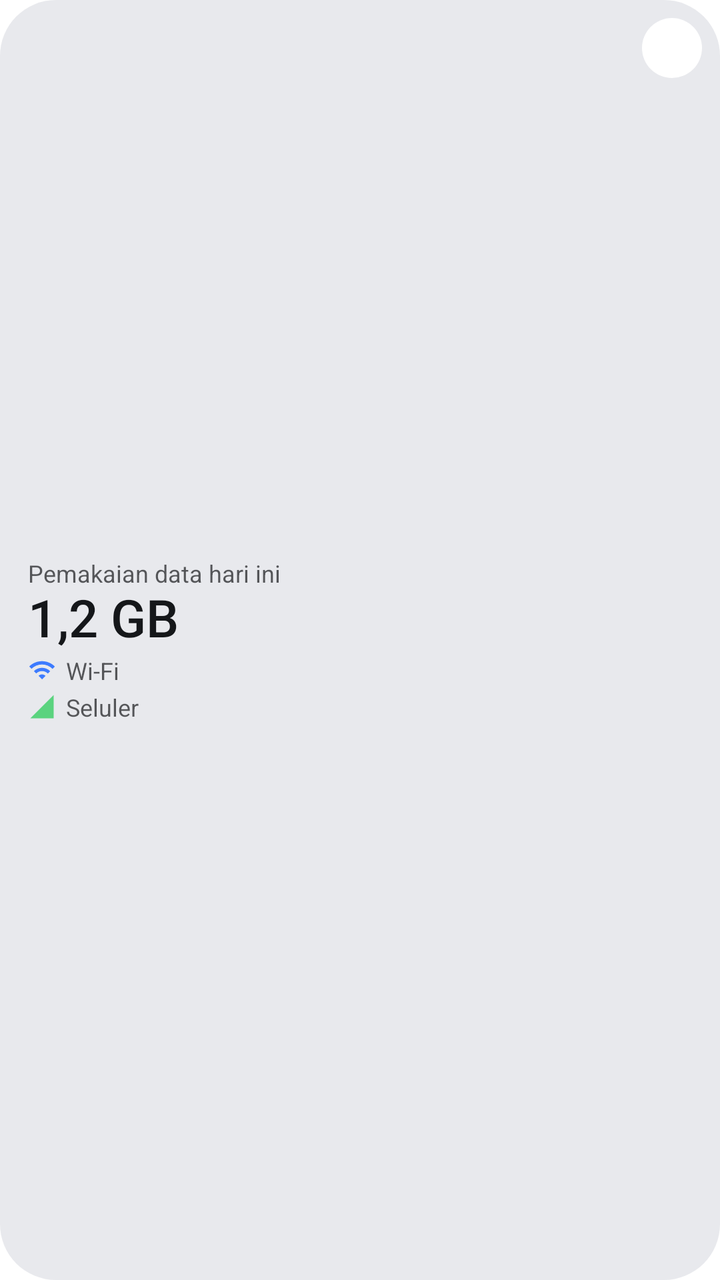
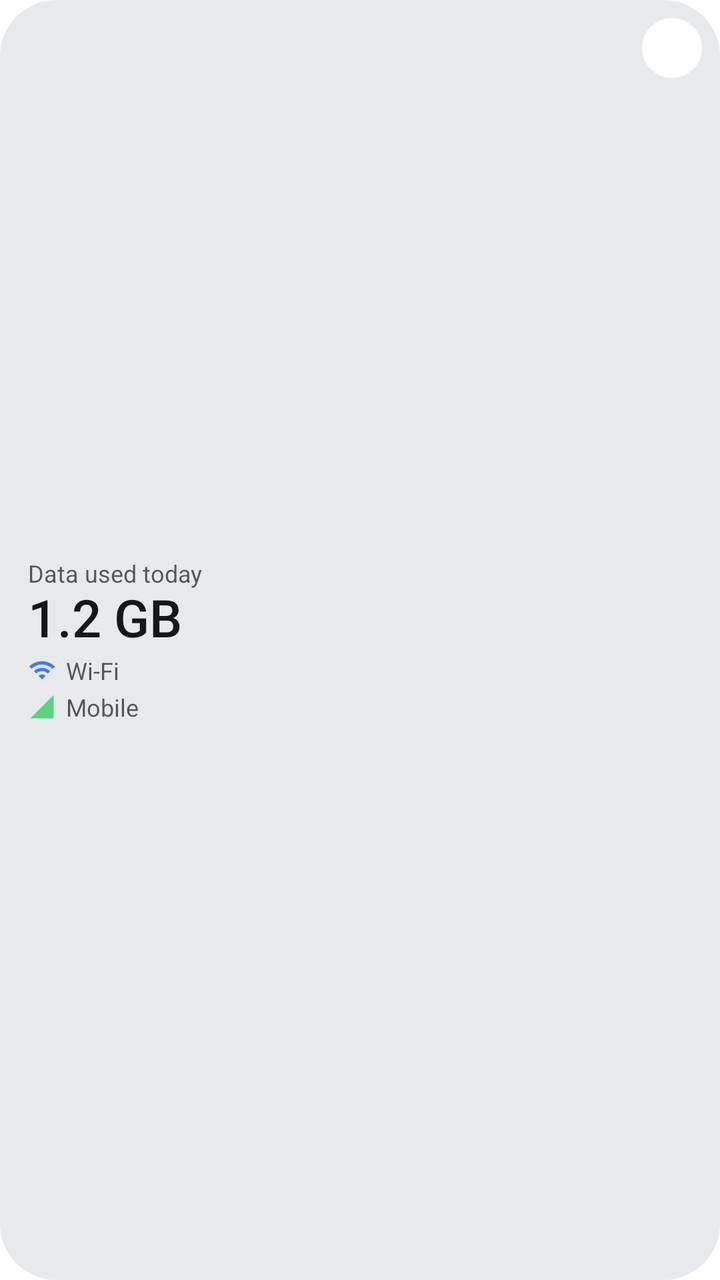

Compare the two renders of this Android layout. The source of the first and the diff that turns it into the second are given below.
<!-- AndroidManifest.xml: application theme Theme.App -->
<!-- res/layout/widget_compact.xml -->
<?xml version="1.0" encoding="utf-8"?>
<FrameLayout xmlns:android="http://schemas.android.com/apk/res/android"
    android:id="@+id/widget_root"
    android:layout_width="match_parent"
    android:layout_height="match_parent">

    <ImageView
        android:id="@+id/bg"
        android:layout_width="match_parent"
        android:layout_height="match_parent"
        android:importantForAccessibility="no"
        android:scaleType="fitXY"
        android:src="@drawable/widget_preview_bg" />
    <LinearLayout
        android:layout_width="match_parent"
        android:layout_height="match_parent"
        android:gravity="center_vertical"
        android:orientation="vertical"
        android:paddingStart="14dp"
        android:paddingTop="10dp"
        android:paddingEnd="14dp"
        android:paddingBottom="10dp">
            <TextView
                android:id="@+id/title"
                android:layout_width="match_parent"
                android:layout_height="wrap_content"
                android:layout_marginEnd="26dp"
                android:ellipsize="end"
                android:maxLines="1"
                android:text="@string/widget_sample_title"
                android:textColor="#B315171A"
                android:textSize="12sp" />
            <TextView
                android:id="@+id/total"
                android:layout_width="wrap_content"
                android:layout_height="wrap_content"
                android:fontFamily="sans-serif-medium"
                android:includeFontPadding="false"
                android:maxLines="1"
                android:text="@string/widget_sample_total"
                android:textColor="#15171A"
                android:textSize="26sp" />
            <ImageView
                android:id="@+id/bar"
                android:layout_width="match_parent"
                android:layout_height="wrap_content"
                android:layout_marginTop="8dp"
                android:layout_marginBottom="4dp"
                android:importantForAccessibility="no"
                android:visibility="gone" />
            <LinearLayout
                android:id="@+id/wifi_row"
                android:layout_width="match_parent"
                android:layout_height="wrap_content"
                android:layout_marginTop="2dp"
                android:gravity="center_vertical"
                android:orientation="horizontal">
                <ImageView
                    android:id="@+id/wifi_icon"
                    android:layout_width="14dp"
                    android:layout_height="14dp"
                    android:importantForAccessibility="no"
                    android:tint="#3D7BFF"
                    android:src="@drawable/ic_wifi" />
                <TextView
                    android:id="@+id/wifi_label"
                    android:layout_width="0dp"
                    android:layout_height="wrap_content"
                    android:layout_marginStart="5dp"
                    android:layout_weight="1"
                    android:ellipsize="end"
                    android:maxLines="1"
                    android:text="Wi-Fi"
                    android:textColor="#B315171A"
                    android:textSize="12sp" />
                <TextView
                    android:id="@+id/wifi_val"
                    android:layout_width="wrap_content"
                    android:layout_height="wrap_content"
                    android:layout_marginStart="6dp"
                    android:fontFamily="sans-serif-medium"
                    android:maxLines="1"
                    android:textColor="#15171A"
                    android:textSize="12sp" />
            </LinearLayout>            <LinearLayout
                android:id="@+id/cell_row"
                android:layout_width="match_parent"
                android:layout_height="wrap_content"
                android:layout_marginTop="2dp"
                android:gravity="center_vertical"
                android:orientation="horizontal">
                <ImageView
                    android:id="@+id/cell_icon"
                    android:layout_width="14dp"
                    android:layout_height="14dp"
                    android:importantForAccessibility="no"
                    android:tint="#5BD37F"
                    android:src="@drawable/ic_cell" />
                <TextView
                    android:id="@+id/cell_label"
                    android:layout_width="0dp"
                    android:layout_height="wrap_content"
                    android:layout_marginStart="5dp"
                    android:layout_weight="1"
                    android:ellipsize="end"
                    android:maxLines="1"
                    android:text="Seluler"
                    android:textColor="#B315171A"
                    android:textSize="12sp" />
                <TextView
                    android:id="@+id/cell_val"
                    android:layout_width="wrap_content"
                    android:layout_height="wrap_content"
                    android:layout_marginStart="6dp"
                    android:fontFamily="sans-serif-medium"
                    android:maxLines="1"
                    android:textColor="#15171A"
                    android:textSize="12sp" />
            </LinearLayout>    </LinearLayout>

    <FrameLayout
        android:id="@+id/refresh"
        android:layout_width="44dp"
        android:layout_height="44dp"
        android:layout_gravity="top|end"
        android:layout_margin="2dp"
        android:contentDescription="@string/refresh">
        <ImageView
            android:id="@+id/refresh_bg"
            android:layout_width="30dp"
            android:layout_height="30dp"
            android:layout_gravity="center"
            android:importantForAccessibility="no"
            android:src="@drawable/widget_circle" />
        <ImageView
            android:id="@+id/refresh_icon"
            android:layout_width="30dp"
            android:layout_height="30dp"
            android:layout_gravity="center"
            android:importantForAccessibility="no"
            android:padding="7dp"
            android:src="@drawable/ic_refresh" />
        <ProgressBar
            android:id="@+id/refresh_progress"
            style="?android:attr/progressBarStyleSmall"
            android:layout_width="18dp"
            android:layout_height="18dp"
            android:layout_gravity="center"
            android:indeterminate="true"
            android:visibility="gone" />
    </FrameLayout>
</FrameLayout>
<!-- resources referenced by this layout -->
<resources>
  <!-- drawable ic_cell (drawable) -->
  <vector xmlns:android="http://schemas.android.com/apk/res/android" android:width="24dp" android:height="24dp" android:viewportWidth="24" android:viewportHeight="24">
      <path android:fillColor="#FFFFFFFF" android:pathData="M2,22h20V2z" />
  </vector>
  <!-- drawable ic_refresh (drawable) -->
  <vector xmlns:android="http://schemas.android.com/apk/res/android" android:width="24dp" android:height="24dp" android:viewportWidth="24" android:viewportHeight="24">
      <path android:fillColor="#FFFFFFFF" android:pathData="M17.65,6.35C16.2,4.9 14.21,4 12,4c-4.42,0 -7.99,3.58 -7.99,8s3.57,8 7.99,8c3.73,0 6.84,-2.55 7.73,-6h-2.08c-0.82,2.33 -3.04,4 -5.65,4 -3.31,0 -6,-2.69 -6,-6s2.69,-6 6,-6c1.66,0 3.14,0.69 4.22,1.78L13,11h7V4l-2.35,2.35z" />
  </vector>
  <!-- drawable ic_wifi (drawable) -->
  <vector xmlns:android="http://schemas.android.com/apk/res/android" android:width="24dp" android:height="24dp" android:viewportWidth="24" android:viewportHeight="24">
      <path android:fillColor="#FFFFFFFF" android:pathData="M1,9l2,2c4.97,-4.97 13.03,-4.97 18,0l2,-2C16.93,2.93 7.08,2.93 1,9zM9,17l3,3 3,-3c-1.65,-1.66 -4.34,-1.66 -6,0zM5,13l2,2c2.76,-2.76 7.24,-2.76 10,0l2,-2C15.14,9.14 8.87,9.14 5,13z" />
  </vector>
  <!-- drawable widget_circle (drawable) -->
  <?xml version="1.0" encoding="utf-8"?>
  <shape xmlns:android="http://schemas.android.com/apk/res/android" android:shape="oval">
      <solid android:color="#FFFFFF" />
  </shape>
  <!-- drawable widget_preview_bg (drawable) -->
  <?xml version="1.0" encoding="utf-8"?>
  <shape xmlns:android="http://schemas.android.com/apk/res/android" android:shape="rectangle">
      <solid android:color="#D9E4E5EA" />
      <corners android:radius="28dp" />
  </shape>
  <string name="refresh">Perbarui</string>
  <string name="widget_sample_title">Pemakaian data hari ini</string>
  <string name="widget_sample_total">1,2 GB</string>
  <style name="Theme.App" parent="android:Theme.Material.Light.NoActionBar">
          <item name="android:windowBackground">@android:color/transparent</item>
          <item name="android:statusBarColor">@android:color/transparent</item>
          <item name="android:navigationBarColor">@android:color/transparent</item>
      </style>
</resources>

<!-- the commit's change to res/layout/widget_compact.xml (unified diff, before → after) -->
@@ -104,7 +104,7 @@
                     android:layout_weight="1"
                     android:ellipsize="end"
                     android:maxLines="1"
-                    android:text="Seluler"
+                    android:text="@string/mobile"
                     android:textColor="#B315171A"
                     android:textSize="12sp" />
                 <TextView
<!-- resource entries referenced after the edit -->
@@ -23,9 +23,10 @@
       <solid android:color="#D9E4E5EA" />
       <corners android:radius="28dp" />
   </shape>
-  <string name="refresh">Perbarui</string>
-  <string name="widget_sample_title">Pemakaian data hari ini</string>
-  <string name="widget_sample_total">1,2 GB</string>
+  <string name="mobile">Mobile</string>
+  <string name="refresh">Refresh</string>
+  <string name="widget_sample_title">Data used today</string>
+  <string name="widget_sample_total">1.2 GB</string>
   <style name="Theme.App" parent="android:Theme.Material.Light.NoActionBar">
           <item name="android:windowBackground">@android:color/transparent</item>
           <item name="android:statusBarColor">@android:color/transparent</item>
